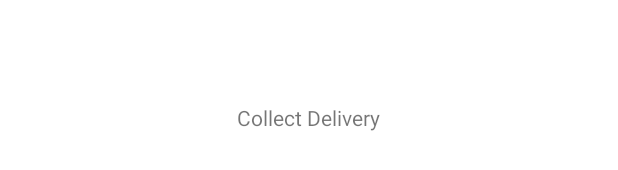
After one commit to ViduraPrasangana/ShoppingCart, an Android app: the layout collect_delivery.xml on its own in the app's theme, with its tools: preview values and no code run, on a phone screen of 412 x 824 dp. The commit adds this screen. Shown: the part 501-671 px from the top of the screen. Run offline under Robolectric (Android 15) with nearby library versions, the phone set to English and light mode, and no system bars.

Commit message:
Created the Collect and Home DElivery Interfaces

```diff
--- a/app/src/main/AndroidManifest.xml
+++ b/app/src/main/AndroidManifest.xml
@@ -9,7 +9,9 @@
         android:roundIcon="@mipmap/logo_round"
         android:supportsRtl="true"
         android:theme="@style/AppTheme">
-        <activity android:name=".CategoryActivity"/>
+        <activity android:name=".HomeDeliveryActivity"></activity>
+        <activity android:name=".CollectDeliveryActivity" />
+        <activity android:name=".CategoryActivity" />
         <activity android:name=".HolderBill" />
         <activity android:name=".ProductViewActivity" />
         <activity android:name=".MainActivity" />
--- /dev/null
+++ b/app/src/main/res/layout/collect_delivery.xml
@@ -0,0 +1,18 @@
+<?xml version="1.0" encoding="utf-8"?>
+<androidx.constraintlayout.widget.ConstraintLayout xmlns:android="http://schemas.android.com/apk/res/android"
+    xmlns:app="http://schemas.android.com/apk/res-auto"
+    xmlns:tools="http://schemas.android.com/tools"
+    android:layout_width="match_parent"
+    android:layout_height="match_parent"
+    tools:context=".collectDeliveryActivity">
+
+    <TextView
+        android:id="@+id/textView"
+        android:layout_width="wrap_content"
+        android:layout_height="wrap_content"
+        android:text="Collect Delivery"
+        app:layout_constraintBottom_toBottomOf="parent"
+        app:layout_constraintEnd_toEndOf="parent"
+        app:layout_constraintStart_toStartOf="parent"
+        app:layout_constraintTop_toTopOf="parent" />
+</androidx.constraintlayout.widget.ConstraintLayout>
```
Also changed, not shown: app/src/main/java/com/ayesha/shoppingcart/CartFragment.java (+6 -5 lines), app/src/main/java/com/ayesha/shoppingcart/CollectDeliveryActivity.java (added, +14 -0 lines), app/src/main/java/com/ayesha/shoppingcart/HomeDeliveryActivity.java (added, +14 -0 lines), app/src/main/res/layout/home_delivery.xml (added, +18 -0 lines).
